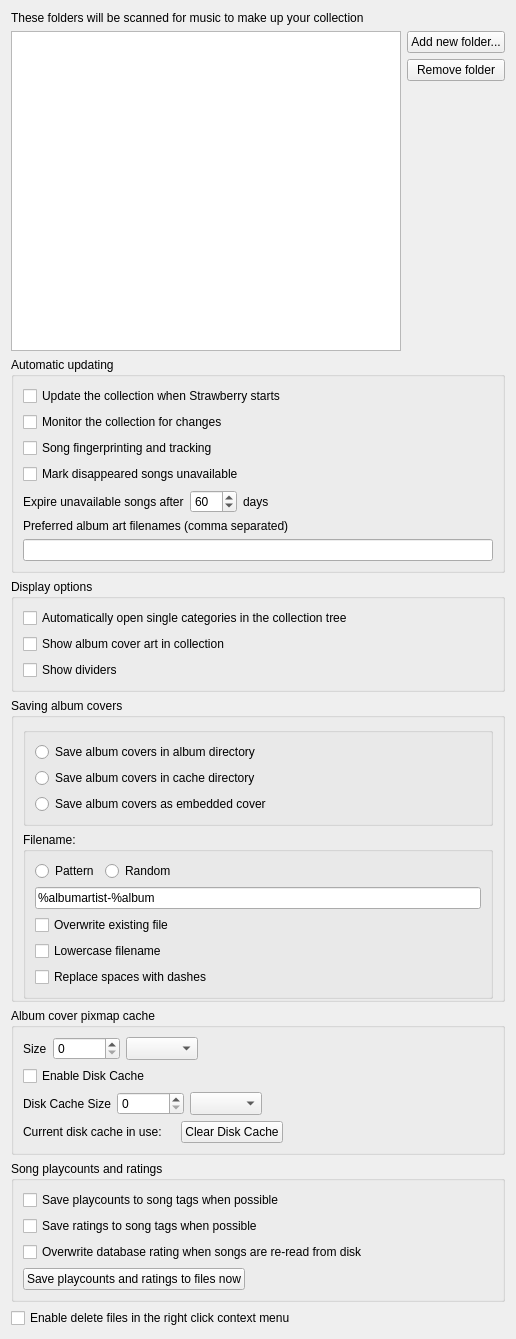
This is src/settings/collectionsettingspage.ui in strawberrymusicplayer/strawberry as Qt 5 draws it before an edit. The edited form follows.
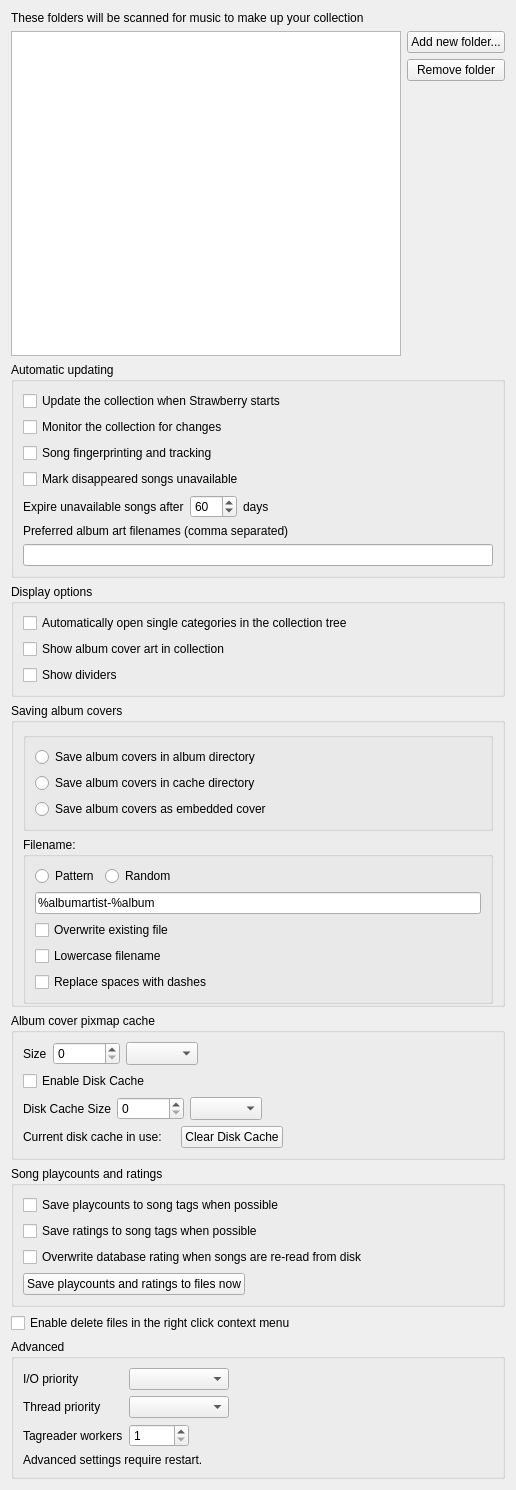
This is the edited form.

Commit message: Add advanced settings for configuring collection watcher

Diff of the .ui file:
```diff
--- a/src/settings/collectionsettingspage.ui
+++ b/src/settings/collectionsettingspage.ui
@@ -7,7 +7,7 @@
     <x>0</x>
     <y>0</y>
     <width>516</width>
-    <height>1339</height>
+    <height>1490</height>
    </rect>
   </property>
   <property name="windowTitle">
@@ -601,6 +601,86 @@
      </property>
     </widget>
    </item>
+   <item>
+    <widget class="QGroupBox" name="groupbox_advanced">
+     <property name="title">
+      <string>Advanced</string>
+     </property>
+     <layout class="QVBoxLayout" name="verticalLayout_4">
+      <item>
+       <layout class="QFormLayout" name="layout_advanced">
+        <item row="2" column="1">
+         <widget class="QComboBox" name="combobox_threadpriority">
+          <property name="maximumSize">
+           <size>
+            <width>100</width>
+            <height>16777215</height>
+           </size>
+          </property>
+         </widget>
+        </item>
+        <item row="1" column="1">
+         <widget class="QComboBox" name="combobox_iopriority">
+          <property name="maximumSize">
+           <size>
+            <width>100</width>
+            <height>16777215</height>
+           </size>
+          </property>
+          <property name="currentIndex">
+           <number>-1</number>
+          </property>
+         </widget>
+        </item>
+        <item row="3" column="1">
+         <widget class="QSpinBox" name="spinbox_tagreaderworkers">
+          <property name="maximumSize">
+           <size>
+            <width>60</width>
+            <height>16777215</height>
+           </size>
+          </property>
+          <property name="minimum">
+           <number>1</number>
+          </property>
+          <property name="maximum">
+           <number>4</number>
+          </property>
+         </widget>
+        </item>
+        <item row="3" column="0">
+         <widget class="QLabel" name="label_tagreaderworkers">
+          <property name="text">
+           <string>Tagreader workers</string>
+          </property>
+         </widget>
+        </item>
+        <item row="2" column="0">
+         <widget class="QLabel" name="label_threadpriority">
+          <property name="text">
+           <string>Thread priority</string>
+          </property>
+         </widget>
+        </item>
+        <item row="1" column="0">
+         <widget class="QLabel" name="label_iopriority">
+          <property name="text">
+           <string>I/O priority</string>
+          </property>
+         </widget>
+        </item>
+       </layout>
+      </item>
+      <item>
+       <widget class="QLabel" name="label_advanced">
+        <property name="text">
+         <string>Advanced settings require restart.</string>
+        </property>
+       </widget>
+      </item>
+     </layout>
+    </widget>
+   </item>
   </layout>
  </widget>
  <tabstops>
```
The commit also changes 7 other files.
